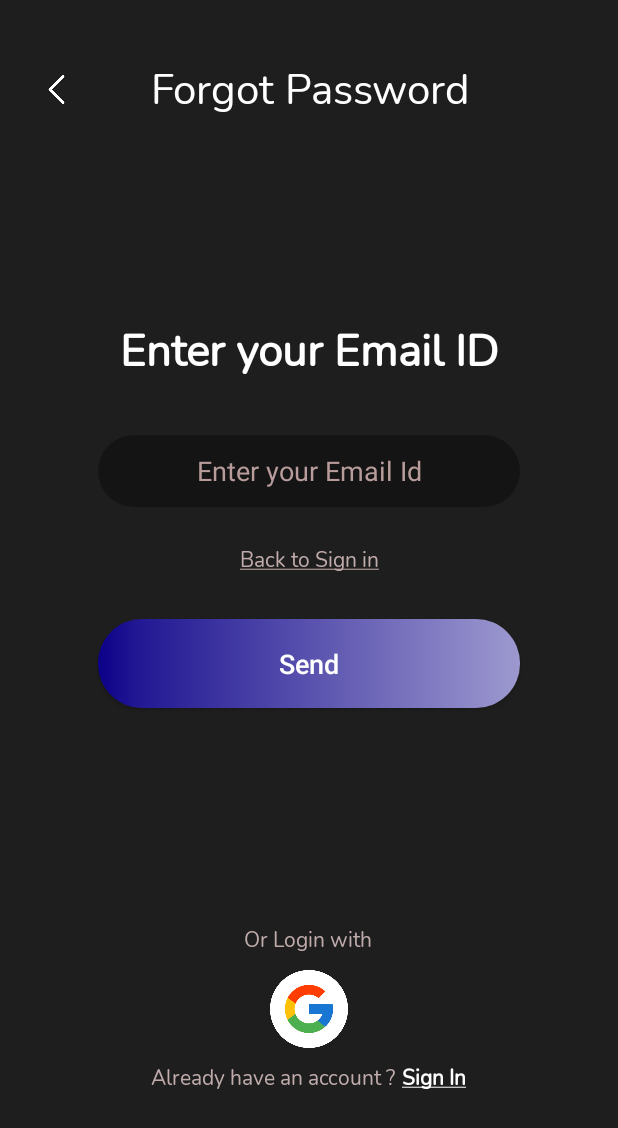
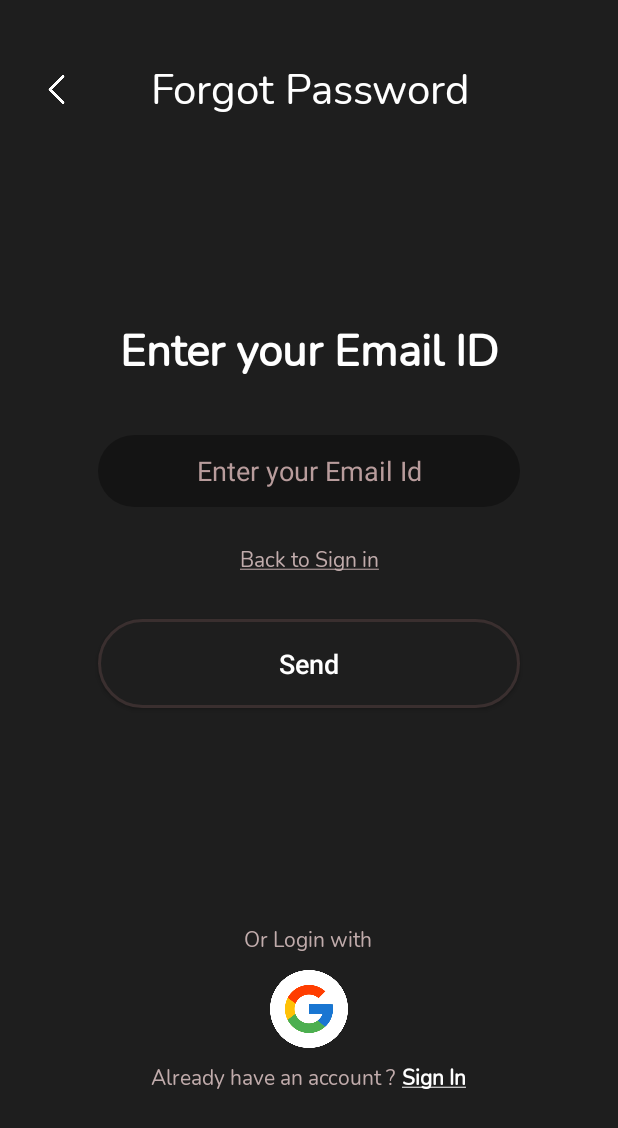
Before and after one commit to rishabhraj1572/GemX, an Android app: the screen it shows after launch (ForgotPasswordActivity), after a tap on "Forgot Password?", on a phone screen of 412 x 824 dp. Shown: the top 1128 px of the screen. Run offline under Robolectric (Android 15) with nearby library versions, the phone set to English and light mode, and no system bars.

Commit message:
1st 6 pages

```diff
--- a/app/src/main/res/layout/activity_change_pass.xml
+++ b/app/src/main/res/layout/activity_change_pass.xml
@@ -98,7 +98,7 @@
         android:layout_alignStart="@+id/et_username1"
         android:layout_alignEnd="@+id/et_username1"
         android:layout_marginTop="35dp"
-        android:background="@drawable/button_bg"
+        android:background="@drawable/selector_button"
         android:padding="12dp"
         android:text="Submit"
         android:textAllCaps="false"
--- a/app/src/main/res/layout/activity_forgot.xml
+++ b/app/src/main/res/layout/activity_forgot.xml
@@ -79,7 +79,7 @@
         android:layout_alignStart="@+id/back_to_login"
         android:layout_alignEnd="@+id/back_to_login"
         android:layout_marginTop="15dp"
-        android:background="@drawable/button_bg"
+        android:background="@drawable/selector_button"
         android:padding="12dp"
         android:text="Send"
         android:textAllCaps="false"
--- a/app/src/main/res/layout/activity_otp.xml
+++ b/app/src/main/res/layout/activity_otp.xml
@@ -177,7 +177,7 @@
         android:layout_height="59dp"
         android:layout_below="@id/ll"
         android:layout_marginTop="90dp"
-        android:background="@drawable/button_bg"
+        android:background="@drawable/selector_button"
         android:padding="12dp"
         android:text="Submit"
         android:textAllCaps="false"
--- a/app/src/main/res/layout/activity_signup.xml
+++ b/app/src/main/res/layout/activity_signup.xml
@@ -105,7 +105,7 @@
         android:layout_height="59dp"
         android:layout_below="@id/et_email"
         android:layout_marginTop="35dp"
-        android:background="@drawable/button_bg"
+        android:background="@drawable/selector_button"
         android:padding="12dp"
         android:text="Send OTP"
         android:textSize="18sp"
--- a/app/src/main/res/layout/activity_verification.xml
+++ b/app/src/main/res/layout/activity_verification.xml
@@ -166,7 +166,7 @@
         android:layout_alignStart="@+id/et_username"
         android:layout_alignEnd="@+id/et_username"
         android:layout_marginTop="25dp"
-        android:background="@drawable/button_bg"
+        android:background="@drawable/selector_button"
         android:padding="12dp"
         android:text="Verify"
         android:textAllCaps="false"
--- a/app/src/main/res/values-night/themes.xml
+++ b/app/src/main/res/values-night/themes.xml
@@ -17,4 +17,8 @@
     <style name="CustomFontTextView" parent="android:Widget.TextView">
         <item name="android:fontFamily">@font/arial</item>
     </style>
+
+    <style name="CustomButton" parent="android:Widget.Button">
+        <item name="android:background">@drawable/selector_button</item>
+    </style>
 </resources>
--- a/app/src/main/res/values/themes.xml
+++ b/app/src/main/res/values/themes.xml
@@ -17,4 +17,8 @@
     <style name="CustomFontTextView" parent="android:Widget.TextView">
         <item name="android:fontFamily">@font/arial</item>
     </style>
+
+    <style name="CustomButton" parent="android:Widget.Button">
+        <item name="android:background">@drawable/selector_button</item>
+    </style>
 </resources>
```
